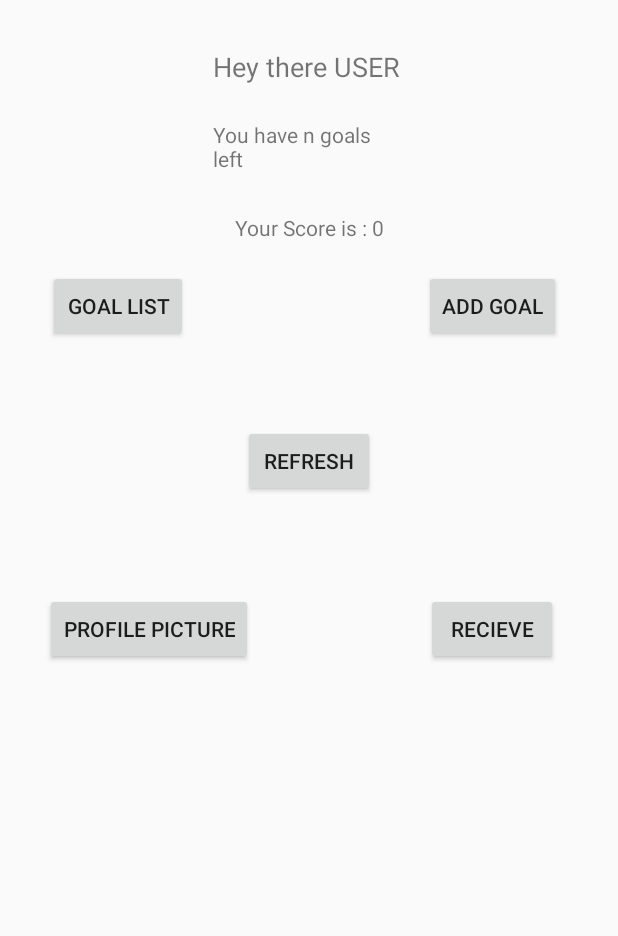
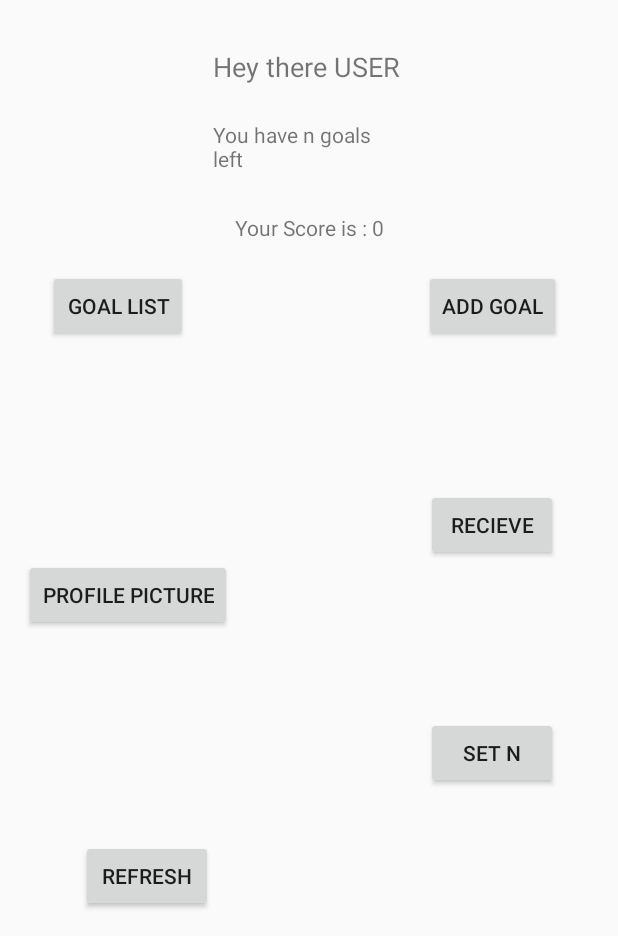
Before and after one commit to Andrefty/privatecegekagoals, an Android app: the screen it shows after launch (MainActivity), on a phone screen of 412 x 824 dp, the part 300-1236 px from its top. Run offline under Robolectric (Android 15) with nearby library versions, the light colour scheme and no system bars.

Commit message:
4.5 (the beginning of notifications)

```diff
--- a/privatecegekagoals-60084ad416b21fae2ade8b1babd184f4229977d4/GoalFollower/app/src/main/java/cegeka/goalfollower/ro/goalfollower/MainActivity.java
+++ b/privatecegekagoals-60084ad416b21fae2ade8b1babd184f4229977d4/GoalFollower/app/src/main/java/cegeka/goalfollower/ro/goalfollower/MainActivity.java
@@ -34,6 +34,7 @@ public class MainActivity extends AppCompatActivity {
     ImageView img_cam;
     TextView score ;
     Button refresh ;
+    Button setnot;
 
 
     private File createImageFile() throws IOException {
@@ -139,6 +140,15 @@ public class MainActivity extends AppCompatActivity {
             }
         });
 
+        setnot = (Button) findViewById(R.id.notification_set);
+        setnot.setOnClickListener(new View.OnClickListener() {
+            @Override
+            public void onClick(View v) {
+                Intent notificationIntent = new Intent(getApplicationContext() , Notification_1.class);
+                startActivity(notificationIntent);
+            }
+        });
+
     }
 
     public void OpenAddActivity(View view) {
--- a/privatecegekagoals-60084ad416b21fae2ade8b1babd184f4229977d4/GoalFollower/app/src/main/res/layout/activity_main.xml
+++ b/privatecegekagoals-60084ad416b21fae2ade8b1babd184f4229977d4/GoalFollower/app/src/main/res/layout/activity_main.xml
@@ -73,12 +73,12 @@
         android:id="@+id/buttonrecbeam"
         android:layout_width="wrap_content"
         android:layout_height="wrap_content"
-        android:layout_marginBottom="59dp"
+        android:layout_marginBottom="11dp"
         android:layout_marginEnd="40dp"
-        android:layout_marginTop="46dp"
+        android:layout_marginTop="16dp"
         android:onClick="OpenRecActivity"
         android:text="Recieve"
-        app:layout_constraintBottom_toBottomOf="parent"
+        app:layout_constraintBottom_toTopOf="@+id/notification_set"
         app:layout_constraintEnd_toEndOf="parent"
         app:layout_constraintTop_toBottomOf="@+id/buttonaddm" />
 
@@ -86,13 +86,14 @@
         android:id="@+id/prof_pic"
         android:layout_width="wrap_content"
         android:layout_height="wrap_content"
-        android:layout_marginBottom="59dp"
+        android:layout_marginBottom="11dp"
         android:layout_marginEnd="101dp"
         android:layout_marginStart="16dp"
-        android:layout_marginTop="46dp"
+        android:layout_marginTop="16dp"
         android:text="Profile Picture"
-        app:layout_constraintBottom_toBottomOf="parent"
+        app:layout_constraintBottom_toTopOf="@+id/refresh_btn"
         app:layout_constraintEnd_toStartOf="@+id/buttonrecbeam"
+        app:layout_constraintHorizontal_bias="0.0"
         app:layout_constraintStart_toStartOf="parent"
         app:layout_constraintTop_toBottomOf="@+id/buttonlist" />
 
@@ -112,13 +113,24 @@
         android:id="@+id/refresh_btn"
         android:layout_width="wrap_content"
         android:layout_height="wrap_content"
-        android:layout_marginEnd="19dp"
-        android:layout_marginStart="23dp"
-        android:layout_marginTop="58dp"
+        android:layout_marginBottom="16dp"
+        android:layout_marginEnd="128dp"
+        android:layout_marginStart="40dp"
         android:text="refresh"
-        app:layout_constraintBottom_toTopOf="@+id/prof_pic"
-        app:layout_constraintEnd_toStartOf="@+id/buttonaddm"
-        app:layout_constraintStart_toEndOf="@+id/buttonlist"
-        app:layout_constraintTop_toBottomOf="@+id/score_text_view" />
+        app:layout_constraintBottom_toBottomOf="parent"
+        app:layout_constraintEnd_toStartOf="@+id/notification_set"
+        app:layout_constraintStart_toStartOf="parent" />
+
+    <Button
+        android:id="@+id/notification_set"
+        android:layout_width="wrap_content"
+        android:layout_height="wrap_content"
+        android:layout_marginBottom="16dp"
+        android:layout_marginEnd="40dp"
+        android:layout_marginTop="11dp"
+        android:text="SET N"
+        app:layout_constraintBottom_toBottomOf="parent"
+        app:layout_constraintEnd_toEndOf="parent"
+        app:layout_constraintTop_toBottomOf="@+id/buttonrecbeam" />
 
 </android.support.constraint.ConstraintLayout>
```
Also changed, not shown: privatecegekagoals-60084ad416b21fae2ade8b1babd184f4229977d4/GoalFollower/app/src/main/AndroidManifest.xml (+7 -1 lines), privatecegekagoals-60084ad416b21fae2ade8b1babd184f4229977d4/GoalFollower/app/src/main/java/cegeka/goalfollower/ro/goalfollower/Notification_1.java (added, +70 -0 lines), privatecegekagoals-60084ad416b21fae2ade8b1babd184f4229977d4/GoalFollower/app/src/main/java/cegeka/goalfollower/ro/goalfollower/Notification_reciever.java (added, +36 -0 lines), privatecegekagoals-60084ad416b21fae2ade8b1babd184f4229977d4/GoalFollower/app/src/main/res/layout/activity_notification_1.xml (added, +51 -0 lines), privatecegekagoals-60084ad416b21fae2ade8b1babd184f4229977d4/GoalFollower/app/src/main/res/drawable/robotboi.png (added), 1 other file.
